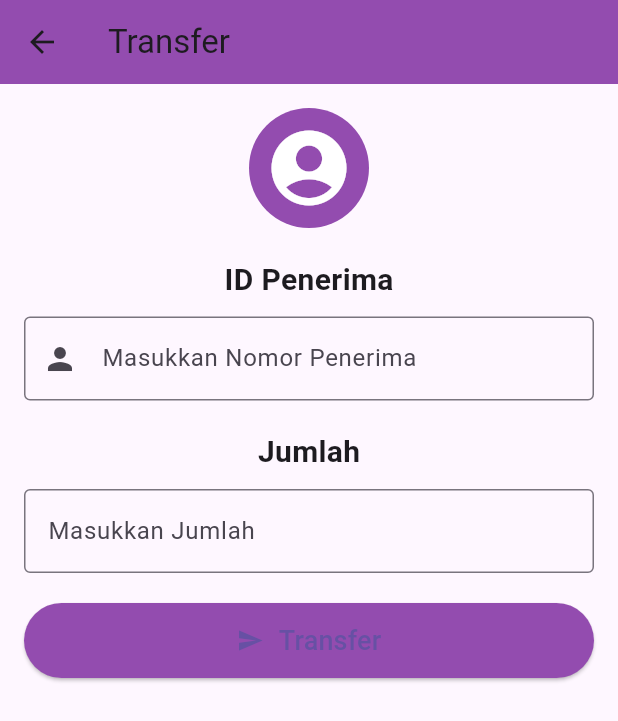
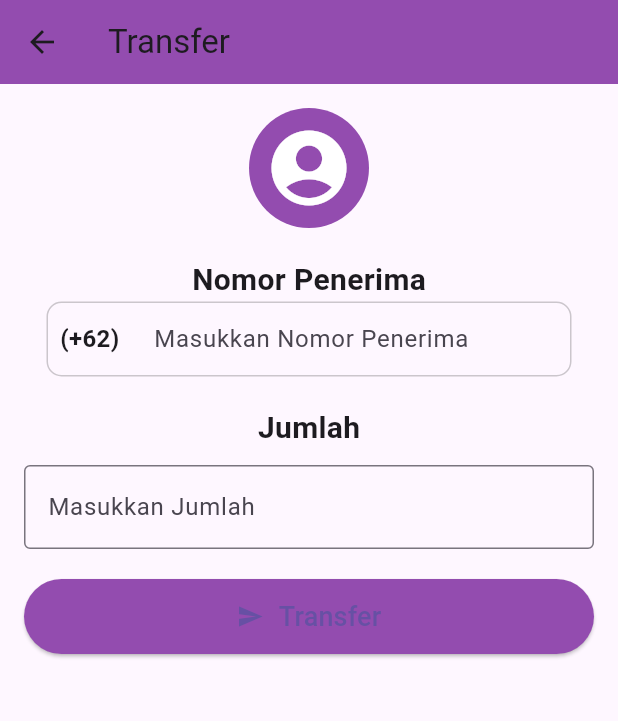
Before and after one commit to George535220173/UAS_E-MONEY, a Flutter app: the TransferPage screen opened directly, on a phone screen of 412 x 824 dp. Shown: the top 721 px of the screen. Run offline on Flutter 3.47's test engine with Material 3 defaults, Android fonts, the phone set to English and light mode, and no system bars; our stand-ins replace cloud_firestore, firebase_auth, firebase_core; accounts and stored records are empty; network calls fail.

Commit message:
mengganti id penerima menjadi nomor penerima dan membuat limit nomor di box nomor penerima

```diff
--- a/lib/Transfer/transfer.dart
+++ b/lib/Transfer/transfer.dart
@@ -32,21 +32,49 @@ class TransferPage extends StatelessWidget {
               ),
               SizedBox(height: 20),
               Text(
-                'ID Penerima',
+                'Nomor Penerima',
                 style: TextStyle(
                   fontWeight: FontWeight.bold,
                   fontSize: 20,
                 ),
               ),
-              SizedBox(height: 10),
-              TextField(
-                controller: recipientController,
-                keyboardType: TextInputType.number,
-                inputFormatters: [FilteringTextInputFormatter.digitsOnly],
-                decoration: InputDecoration(
-                  hintText: 'Masukkan Nomor Penerima',
-                  border: OutlineInputBorder(),
-                  prefixIcon: Icon(Icons.person),
+// TextField Nomor Penerima
+              Container(
+                width: 350,
+                decoration: BoxDecoration(
+                  border: Border.all(
+                    color: const Color.fromARGB(255, 0, 0, 0).withOpacity(0.2),
+                  ),
+                  borderRadius: BorderRadius.circular(10.0),
+                ),
+                child: Row(
+                  children: [
+                    Padding(
+                      padding: const EdgeInsets.all(8.0),
+                      child: Text(
+                        '(+62)',
+                        style: TextStyle(
+                            fontSize: 16.0, fontWeight: FontWeight.bold),
+                      ),
+                    ),
+                    Expanded(
+                      child: TextField(
+                        controller: recipientController,
+                        keyboardType: TextInputType.phone,
+                        inputFormatters: [
+                          FilteringTextInputFormatter.digitsOnly,
+                          LengthLimitingTextInputFormatter(
+                              11), // Batasan panjang nomor hp
+                        ],
+                        decoration: InputDecoration(
+                          hintText: 'Masukkan Nomor Penerima',
+                          border: InputBorder.none,
+                          contentPadding:
+                              EdgeInsets.symmetric(horizontal: 15.0),
+                        ),
+                      ),
+                    ),
+                  ],
                 ),
               ),
               SizedBox(height: 20),
@@ -117,7 +145,8 @@ class TransferPage extends StatelessWidget {
               builder: (BuildContext context) {
                 return AlertDialog(
                   title: Text('Success'),
-                  content: Text('Rp. $amount has been transfered to another account.'),
+                  content: Text(
+                      'Rp. $amount has been transfered to another account.'),
                   actions: <Widget>[
                     TextButton(
                       onPressed: () {
```
